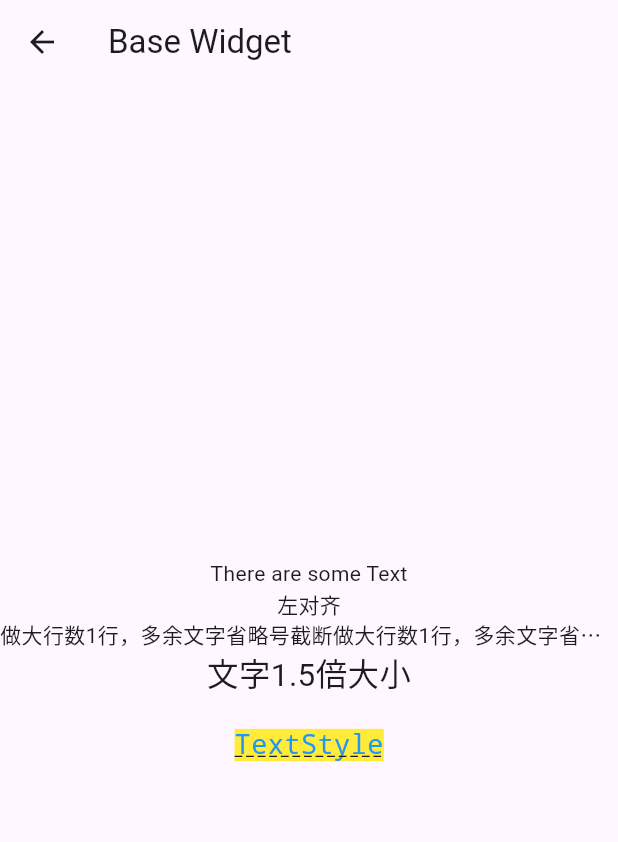
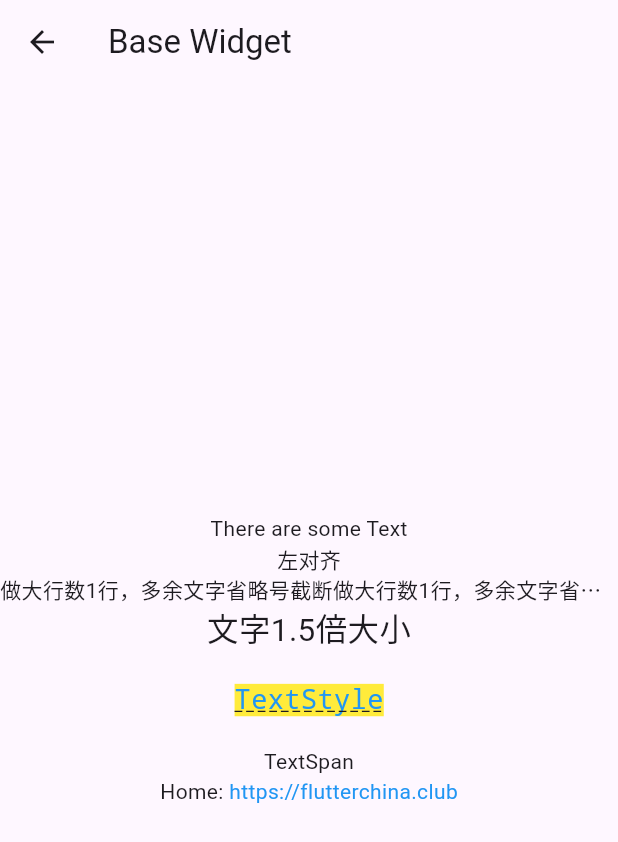
Before and after one commit to KuAi1995/flutterfl, a Flutter app: the BaseWidget screen opened directly, on a phone screen of 412 x 824 dp. Shown: the top 842 px of the screen. Run offline on Flutter 3.47's test engine with Material 3 defaults, Android fonts, the phone set to English and light mode, and no system bars.

Commit message:
add TextSpan

```diff
--- a/lib/base_widget.dart
+++ b/lib/base_widget.dart
@@ -35,6 +35,21 @@ class BaseWidget extends StatelessWidget {
                   decorationStyle: TextDecorationStyle.dashed
               ),
             ),
+            Text(" "),
+            Text("TextSpan"),
+            Text.rich(TextSpan(
+                children: [
+                  TextSpan(
+                      text: "Home: "
+                  ),
+                  TextSpan(
+                      text: "https://flutterchina.club",
+                      style: TextStyle(
+                          color: Colors.blue
+                      ),
+                  ),
+                ]
+            ))
           ],
         )
       ),
```
